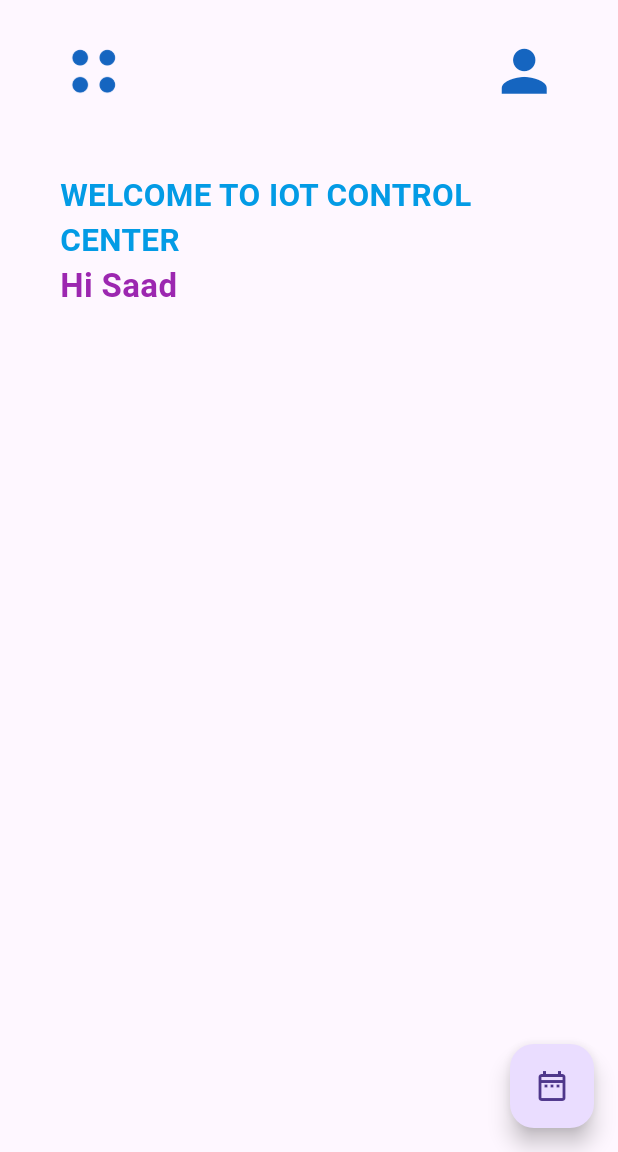
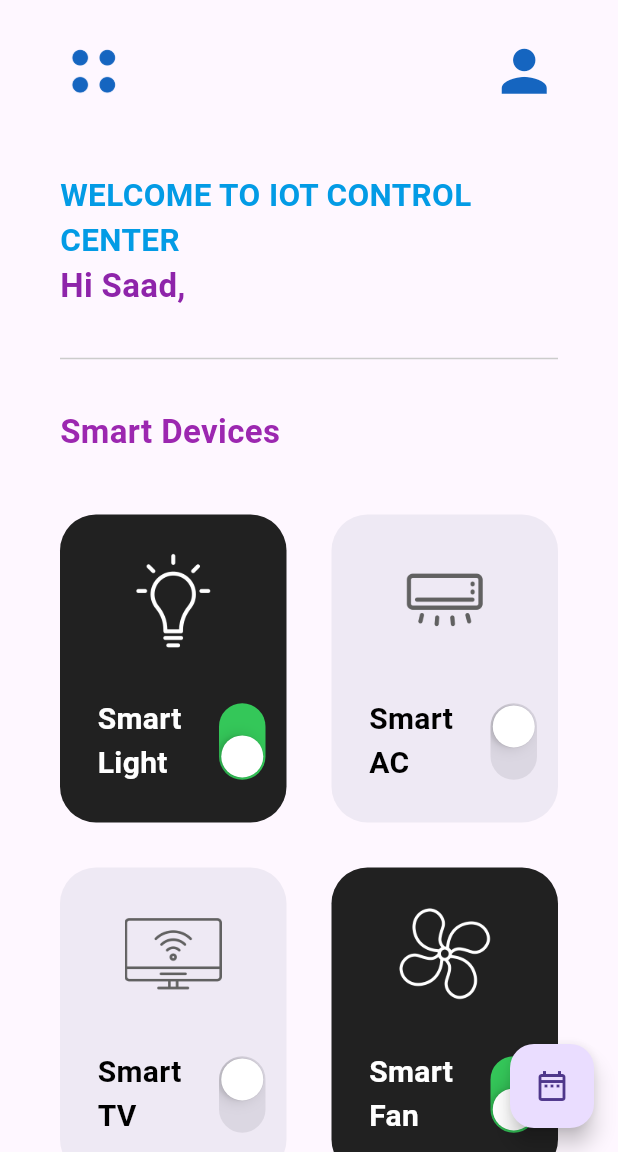
Before and after one commit to SahadRushdi/smart_home_iot_control_center, a Flutter app: the screen it shows after launch, on a phone screen of 412 x 824 dp, the part 84-1236 px from its top. Run offline on Flutter 3.47's test engine with Material 3 defaults, Android fonts, the phone set to English and light mode, and no system bars.

Commit message:
Add Smart Devices with switches.

```diff
--- a/lib/presentations/screen/home_page.dart
+++ b/lib/presentations/screen/home_page.dart
@@ -1,4 +1,5 @@
 import 'package:flutter/material.dart';
+import 'package:smart_home_iot_control_center/data/smart_device_box.dart';
 import 'package:smart_home_iot_control_center/presentations/date_picker_app.dart';
 
 class HomePage extends StatefulWidget {
@@ -94,18 +95,65 @@ class _HomePageState extends State<HomePage> {
                       color: Colors.lightBlue.shade600
                   ),
                 ),
-                const Text(
-                  "Hi Saad",
+                 Text(
+                  "Hi Saad,",
                   style: TextStyle(
                       fontWeight: FontWeight.w600,
                       fontSize: 22,
-                      color: Colors.purple
+                      color: Colors.purple[600]
                   ),
                 ),
               ],
             ),
           ),
 
+          const SizedBox(height: 25),
+
+          const Padding(
+              padding: EdgeInsets.symmetric(horizontal: 40.0),
+              child: Divider(
+                thickness: 1,
+                color: Color.fromARGB(255, 204, 204, 204),
+              ),
+          ),
+
+          const SizedBox(height: 25),
+
+        //   Smart Devices Grid
+          Padding(
+              padding: EdgeInsets.symmetric(horizontal: horizontalPadding),
+              child: const Text(
+                "Smart Devices",
+                style: TextStyle(
+                    fontWeight: FontWeight.w600,
+                    fontSize: 22,
+                    color: Colors.purple
+                ),
+              ),
+          ),
+
+          const SizedBox(height: 25),
+
+        //   Grid
+          Expanded(
+              child: GridView.builder(
+                itemCount: 4,
+                physics: const NeverScrollableScrollPhysics(),
+                padding: const EdgeInsets.symmetric(horizontal: 25),
+                gridDelegate: const SliverGridDelegateWithFixedCrossAxisCount(
+                  crossAxisCount: 2,
+                  childAspectRatio:1 / 1.3,
+                ),
+                itemBuilder: (context, index) {
+                  return SmartDeviceBox(
+                    smartDeviceName: mySmartDevices[index][0],
+                    iconPath: mySmartDevices[index][1],
+                    powerOn: mySmartDevices[index][2],
+                    onChanged: (value) => powerSwitchChanged(value, index),
+                  );
+                },
+              )
+          )
 
         ],
       )),
```
